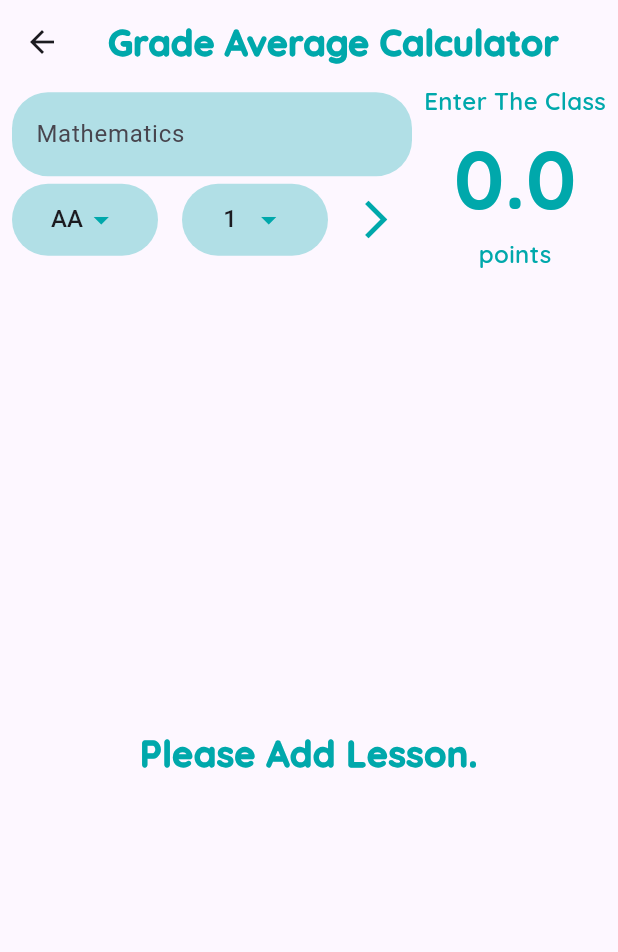
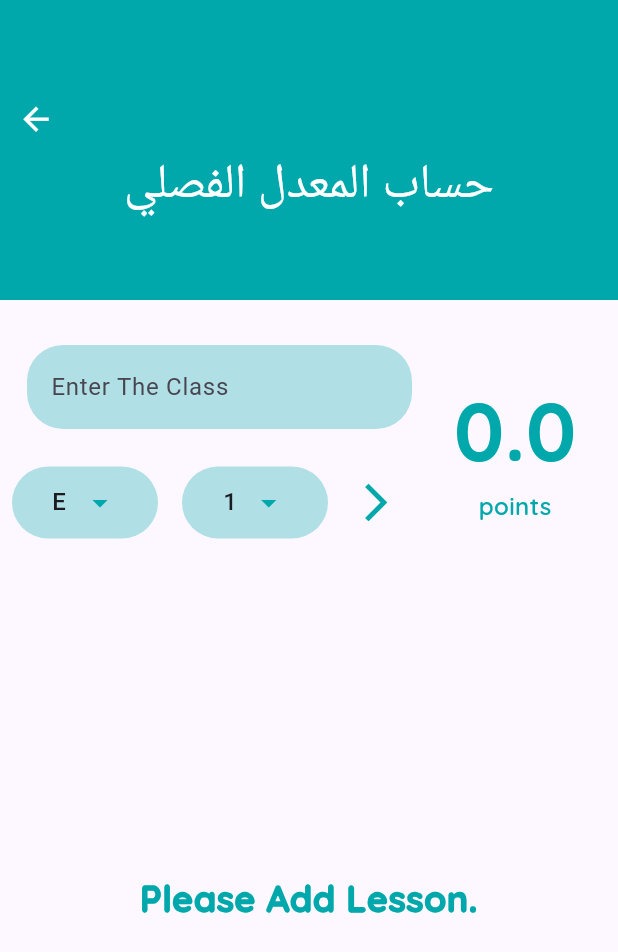
Before and after one commit to jouryABDULLAH/gpa, a Flutter app: the GPAPage screen opened directly, after a tap on "فصلي", on a phone screen of 412 x 824 dp. Shown: the top 952 px of the screen. Run offline on Flutter 3.47's test engine with Material 3 defaults, Android fonts, the phone set to English and light mode, and no system bars; our stand-ins replace cloud_firestore, firebase_auth, firebase_core, get, google_fonts, shared_preferences; missing offline and left inert: cr_calendar; accounts and stored records are empty.

Commit message:
changes in gpa pagees -> باقي المعدل التراكمي

```diff
--- a/lib/presentation/Servecis/GPA/GPA_Page.dart
+++ b/lib/presentation/Servecis/GPA/GPA_Page.dart
@@ -1,4 +1,5 @@
 import 'package:flutter/material.dart';
+import 'package:gpa/presentation/Servecis/ServecisPage.dart';
 import 'package:gpa/presentation/resources/color_manager.dart';
 import 'package:gpa/presentation/Servecis/GPA/widgets/grade_average_page.dart';
 
@@ -17,23 +18,29 @@ class _GPAPage extends State<GPAPage> {
         elevation: 0,
         backgroundColor: ColorManager.primary,
         leading: IconButton(
-          onPressed: () {},
+          onPressed: () {
+            Navigator.push(
+              context,
+              MaterialPageRoute(builder: (context) => ServicisPage()),
+            );
+          },
           icon: Icon(
-            Icons.list,
-            color: Colors.black,
-            size: 32,
+            Icons.arrow_back,
+            color: Colors.white,
+            size: 25.0,
           ),
+          padding: EdgeInsets.all(0),
         ),
         actions: [
           IconButton(
             onPressed: () {},
-            icon: Icon(Icons.notifications, color: Colors.black, size: 25),
+            icon: Icon(Icons.notifications, color: Colors.white, size: 25),
           ),
         ],
       ),
       body: Column(
         children: [
-          const Image(image: AssetImage("assets/images/Acadmic Servecis.png")),
+          Upper(), // const Image(image: AssetImage("assets/images/Acadmic Servecis.png")),
           Padding(
             padding: const EdgeInsets.all(8.0),
             child: MyList(),
@@ -100,4 +107,31 @@ class _GPAPage extends State<GPAPage> {
       ),
     );
   }
+
+  Widget Upper() {
+    return Container(
+      padding: const EdgeInsets.only(bottom: 50),
+      height: 100,
+      width: double.infinity,
+      decoration: const BoxDecoration(
+        color: Color.fromARGB(255, 0, 168, 171),
+      ),
+      child: Column(
+        mainAxisAlignment: MainAxisAlignment.center,
+        crossAxisAlignment: CrossAxisAlignment.start,
+        children: [
+          Align(
+            alignment: Alignment.center,
+            child: Text(
+              " المعدل ",
+              style: Theme.of(context)
+                  .textTheme
+                  .headlineLarge!
+                  .copyWith(color: Colors.white),
+            ),
+          ),
+        ],
+      ),
+    );
+  }
 }
--- a/lib/presentation/Servecis/GPA/constants/app_constants.dart
+++ b/lib/presentation/Servecis/GPA/constants/app_constants.dart
@@ -4,7 +4,7 @@ import 'package:google_fonts/google_fonts.dart';
 
 class Constants {
   static const mainColor = Color.fromARGB(255, 0, 168, 171);
-  static const String title = "Grade Average Calculator";
+  // static const String title = "حساب المعدل الفصلي";
   static final TextStyle titleStyle = GoogleFonts.quicksand(
       fontSize: 24, fontWeight: FontWeight.w900, color: mainColor);
 
--- a/lib/presentation/Servecis/GPA/helper/data_helper.py.dart
+++ b/lib/presentation/Servecis/GPA/helper/data_helper.py.dart
@@ -21,29 +21,31 @@ class DataHelper {
   }
 
   static List<String> _gradeLetters() {
-    return ["AA", "BA", "BB", "CB", "CC", "DC", "DD", "FD", "FF"];
+    return ["A+", "A", "B+", "B", "C+", "C", "D+", "D", "E", "F"];
   }
 
   static double _convertLetterToValue(String letter) {
     switch (letter) {
-      case "AA":
-        return 4;
-      case "BA":
+      case "A+":
+        return 5.0;
+      case "A":
+        return 4.75;
+      case "B+":
+        return 4.5;
+      case "B":
+        return 4.0;
+      case "C+":
         return 3.5;
-      case "BB":
+      case "C":
         return 3.0;
-      case "CB":
+      case "D+":
         return 2.5;
-      case "CC":
+      case "D":
+        return 2.5;
+      case "E":
         return 2.0;
-      case "DC":
-        return 1.5;
-      case "DD":
+      case "F":
         return 1.0;
-      case "FD":
-        return 0.5;
-      case "FF":
-        return 0.0;
       default:
         return 1;
     }
--- a/lib/presentation/Servecis/GPA/widgets/grade_average_page.dart
+++ b/lib/presentation/Servecis/GPA/widgets/grade_average_page.dart
@@ -1,4 +1,5 @@
 import 'package:flutter/material.dart';
+import 'package:gpa/presentation/Servecis/GPA/GPA_Page.dart';
 import 'package:gpa/presentation/Servecis/GPA/constants/app_constants.dart';
 import 'package:gpa/presentation/Servecis/GPA/helper/data_helper.py.dart';
 import 'package:gpa/presentation/Servecis/GPA/model/lesson.dart';
@@ -24,18 +25,19 @@ class _GradeAveragePageState extends State<GradeAveragePage> {
   Widget build(BuildContext context) {
     return Scaffold(
       resizeToAvoidBottomInset: false,
-      appBar: AppBar(
+      /* appBar: AppBar(
         backgroundColor: Color.fromARGB(0, 255, 255, 255),
         elevation: 0,
-        title: Text(
+        /* title: Text(
           Constants.title,
           style: Constants.titleStyle,
-        ),
+        ),*/
         centerTitle: true,
-      ),
+      ),*/
       body: Column(
         crossAxisAlignment: CrossAxisAlignment.stretch,
         children: <Widget>[
+          Upper(),
           Row(
             children: <Widget>[
               Expanded(
@@ -71,7 +73,7 @@ class _GradeAveragePageState extends State<GradeAveragePage> {
       child: Column(
         children: <Widget>[
           _buildTextFormField(),
-          SizedBox(height: 5),
+          SizedBox(height: 25),
           Row(
             mainAxisAlignment: MainAxisAlignment.spaceAround,
             children: [
@@ -98,13 +100,13 @@ class _GradeAveragePageState extends State<GradeAveragePage> {
               IconButton(
                 onPressed: _addLessonAndCalAvg,
                 icon: Icon(Icons.arrow_forward_ios_sharp),
-                color: Constants.mainColor,
+                color: const Color.fromRGBO(0, 168, 171, 1),
                 iconSize: 30,
               ),
             ],
           ),
           SizedBox(
-            height: 5,
+            height: 15,
           ),
         ],
       ),
@@ -113,7 +115,7 @@ class _GradeAveragePageState extends State<GradeAveragePage> {
 
   _buildTextFormField() {
     return Padding(
-      padding: const EdgeInsets.only(left: 8),
+      padding: const EdgeInsets.only(left: 18, top: 30),
       child: TextFormField(
         onSaved: (value) {
           setState(() {
@@ -127,7 +129,7 @@ class _GradeAveragePageState extends State<GradeAveragePage> {
             return null;
         },
         decoration: InputDecoration(
-          hintText: "Mathematics",
+          hintText: "Enter The Class",
           border: OutlineInputBorder(
               borderRadius: Constants.borderRadius,
               borderSide: BorderSide.none),
@@ -150,4 +152,48 @@ class _GradeAveragePageState extends State<GradeAveragePage> {
       setState(() {});
     }
   }
+
+  Widget Upper() {
+    return Container(
+      padding: const EdgeInsets.only(left: 0, right: 0),
+      height: 200,
+      width: double.infinity,
+      decoration: const BoxDecoration(
+        color: Color.fromARGB(255, 0, 168, 171),
+      ),
+      child: Column(
+        mainAxisAlignment: MainAxisAlignment.center,
+        crossAxisAlignment: CrossAxisAlignment.start,
+        children: [
+          Align(
+            alignment: Alignment.topLeft,
+            child: IconButton(
+              onPressed: () {
+                Navigator.push(
+                  context,
+                  MaterialPageRoute(builder: (context) => GPAPage()),
+                );
+              },
+              icon: Icon(
+                Icons.arrow_back,
+                color: Colors.white,
+                size: 25.0,
+              ),
+              padding: EdgeInsets.all(0),
+            ),
+          ),
+          Align(
+            alignment: Alignment.center,
+            child: Text(
+              "حساب المعدل الفصلي",
+              style: Theme.of(context)
+                  .textTheme
+                  .headlineLarge!
+                  .copyWith(color: Colors.white),
+            ),
+          ),
+        ],
+      ),
+    );
+  }
 }
--- a/lib/presentation/Servecis/GPA/widgets/letter_dropdown_widget.dart
+++ b/lib/presentation/Servecis/GPA/widgets/letter_dropdown_widget.dart
@@ -12,7 +12,7 @@ class LetterDropdownWidget extends StatefulWidget {
 }
 
 class _LetterDropdownWidgetState extends State<LetterDropdownWidget> {
-  double selectedLetterValue = 4;
+  double selectedLetterValue = 2;
 
   @override
   Widget build(BuildContext context) {
--- a/lib/presentation/Servecis/GPA/widgets/show_average.dart
+++ b/lib/presentation/Servecis/GPA/widgets/show_average.dart
@@ -16,9 +16,7 @@ class ShowAverage extends StatelessWidget {
       crossAxisAlignment: CrossAxisAlignment.center,
       children: [
         Text(
-          numberOfClass > 0
-              ? "$numberOfClass classes entered"
-              : "Enter The Class",
+          numberOfClass > 0 ? "$numberOfClass classes entered" : " ",
           style: Constants.numberOfClassesStyle,
         ),
         Text(
--- a/lib/widgets/create_event_dialog.dart
+++ b/lib/widgets/create_event_dialog.dart
@@ -143,7 +143,7 @@ class _CreateEventDialogState extends State<CreateEventDialog> {
                     ],
                   ),
                 ),
-                const SizedBox(height: 16),
+                const SizedBox(height: 6),
                 Row(
                   mainAxisAlignment: MainAxisAlignment.spaceAround,
                   children: [
```
